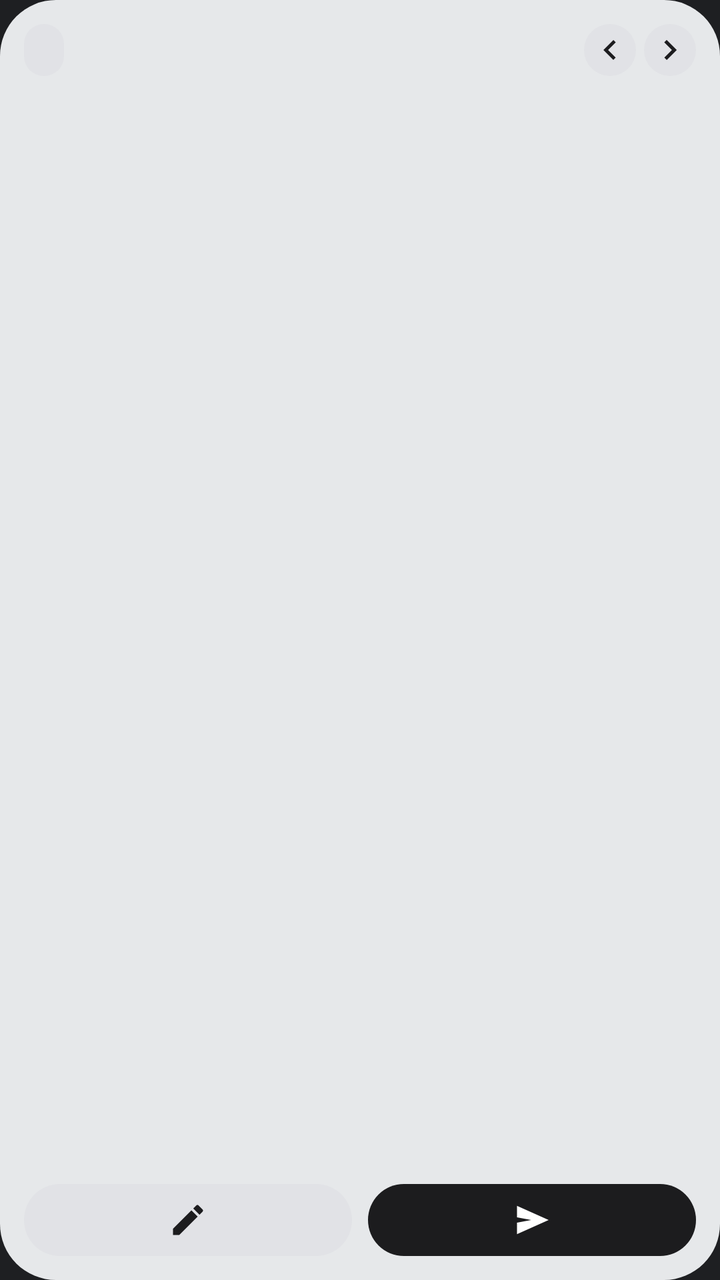
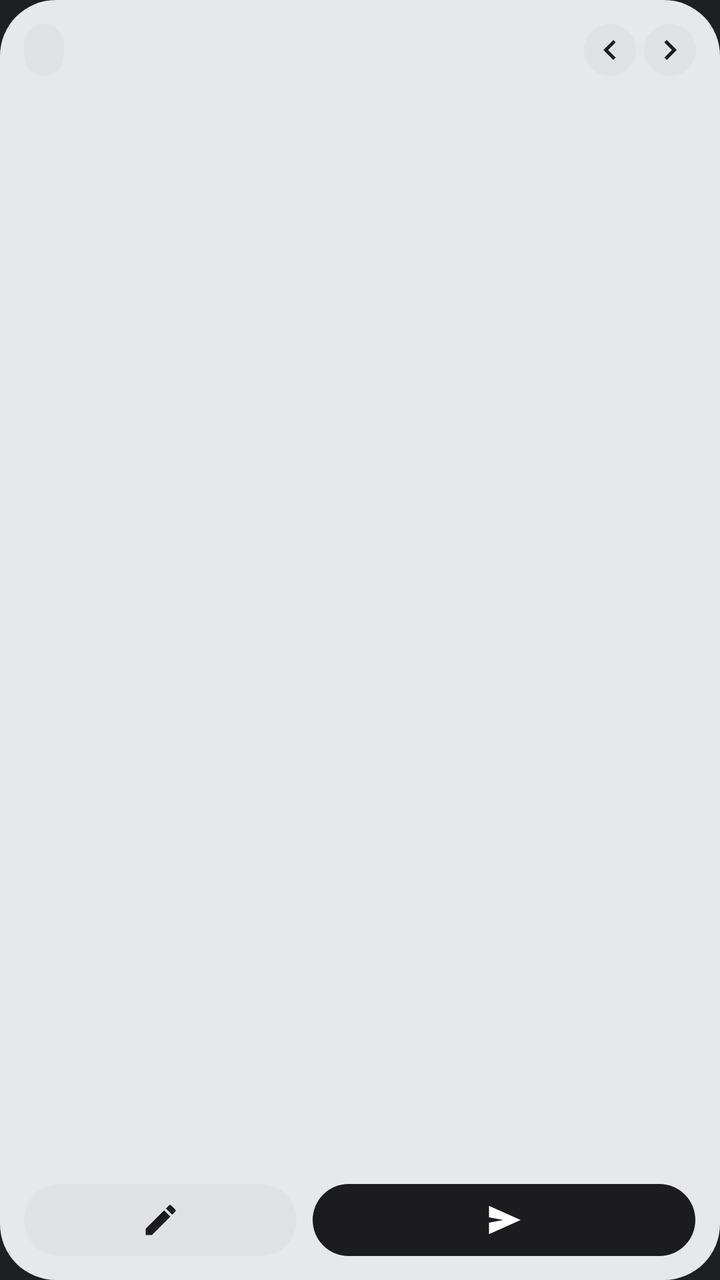

The first picture is an Android layout as it rendered before a commit; the second is the same layout after the commit. The layout source and the unified diff follow.
<!-- AndroidManifest.xml: application theme AppTheme -->
<!-- res/layout/widget_row.xml -->
<?xml version="1.0" encoding="utf-8"?>
<LinearLayout xmlns:android="http://schemas.android.com/apk/res/android"
    android:id="@android:id/background"
    android:layout_width="match_parent"
    android:layout_height="match_parent"
    android:background="@drawable/widget_bg"
    android:orientation="vertical"
    android:padding="12dp">

    <LinearLayout
        android:layout_width="match_parent"
        android:layout_height="wrap_content"
        android:gravity="center_vertical"
        android:orientation="horizontal">

        <TextView
            android:id="@+id/r_mode"
            android:layout_width="wrap_content"
            android:layout_height="26dp"
            android:background="@drawable/w_chip"
            android:gravity="center"
            android:paddingStart="10dp"
            android:paddingEnd="10dp"
            android:singleLine="true"
            android:textColor="@color/w_text"
            android:textSize="11sp" />

        <TextView
            android:id="@+id/r_pos"
            android:layout_width="0dp"
            android:layout_height="wrap_content"
            android:layout_weight="1"
            android:gravity="end"
            android:paddingEnd="6dp"
            android:singleLine="true"
            android:textColor="@color/w_sub"
            android:textSize="11sp" />

        <ImageView
            android:id="@+id/r_prev"
            android:layout_width="26dp"
            android:layout_height="26dp"
            android:background="@drawable/w_btn_soft"
            android:contentDescription="@string/widget_prev"
            android:padding="3dp"
            android:src="@drawable/ic_w_prev" />

        <ImageView
            android:id="@+id/r_next"
            android:layout_width="26dp"
            android:layout_height="26dp"
            android:layout_marginStart="4dp"
            android:background="@drawable/w_btn_soft"
            android:contentDescription="@string/widget_nextrow"
            android:padding="3dp"
            android:src="@drawable/ic_w_next" />
    </LinearLayout>

    <TextView
        android:id="@+id/r_src"
        android:layout_width="match_parent"
        android:layout_height="wrap_content"
        android:layout_marginTop="8dp"
        android:ellipsize="end"
        android:maxLines="4"
        android:textColor="@color/w_text"
        android:textSize="14sp"
        android:textStyle="bold" />

    <TextView
        android:id="@+id/r_tr"
        android:layout_width="match_parent"
        android:layout_height="0dp"
        android:layout_marginTop="4dp"
        android:layout_weight="1"
        android:ellipsize="end"
        android:maxLines="3"
        android:textColor="@color/w_sub"
        android:textSize="12sp" />

    <LinearLayout
        android:layout_width="match_parent"
        android:layout_height="wrap_content"
        android:orientation="horizontal">

        <ImageView
            android:id="@+id/r_edit"
            android:layout_width="0dp"
            android:layout_height="36dp"
            android:layout_weight="1"
            android:background="@drawable/w_pill_soft"
            android:contentDescription="@string/widget_type"
            android:padding="8dp"
            android:src="@drawable/ic_w_edit_l" />

        <ImageView
            android:id="@+id/r_send"
            android:layout_width="0dp"
            android:layout_height="36dp"
            android:layout_marginStart="8dp"
            android:layout_weight="1"
            android:background="@drawable/w_pill"
            android:contentDescription="@string/widget_send"
            android:padding="8dp"
            android:src="@drawable/ic_w_send" />
    </LinearLayout>
</LinearLayout>
<!-- resources referenced by this layout -->
<resources>
  <color name="w_sub">#6C6C72</color>
  <color name="w_text">#1C1C1E</color>
  <!-- drawable ic_w_edit_l (drawable) -->
  <?xml version="1.0" encoding="utf-8"?>
  <vector xmlns:android="http://schemas.android.com/apk/res/android"
      android:width="24dp" android:height="24dp" android:viewportWidth="24" android:viewportHeight="24">
      <path android:fillColor="@color/w_text" android:pathData="M3,17.25V21h3.75L17.81,9.94l-3.75,-3.75L3,17.25zM20.71,7.04a1,1 0,0 0,0 -1.41l-2.34,-2.34a1,1 0,0 0,-1.41 0l-1.83,1.83 3.75,3.75 1.83,-1.83z" />
  </vector>
  <!-- drawable ic_w_next (drawable) -->
  <?xml version="1.0" encoding="utf-8"?>
  <vector xmlns:android="http://schemas.android.com/apk/res/android"
      android:width="24dp" android:height="24dp" android:viewportWidth="24" android:viewportHeight="24">
      <path android:fillColor="@color/w_text" android:pathData="M8.59,16.59L13.17,12 8.59,7.41 10,6l6,6 -6,6z" />
  </vector>
  <!-- drawable ic_w_prev (drawable) -->
  <?xml version="1.0" encoding="utf-8"?>
  <vector xmlns:android="http://schemas.android.com/apk/res/android"
      android:width="24dp" android:height="24dp" android:viewportWidth="24" android:viewportHeight="24">
      <path android:fillColor="@color/w_text" android:pathData="M15.41,7.41L14,6l-6,6 6,6 1.41,-1.41L10.83,12z" />
  </vector>
  <!-- drawable ic_w_send (drawable) -->
  <?xml version="1.0" encoding="utf-8"?>
  <vector xmlns:android="http://schemas.android.com/apk/res/android"
      android:width="24dp" android:height="24dp" android:viewportWidth="24" android:viewportHeight="24">
      <path android:fillColor="@color/w_on_fill" android:pathData="M3,20.5v-6.9l8.5,-1.6 -8.5,-1.6V3.5l19,8.5z" />
  </vector>
  <!-- drawable w_btn_soft (drawable) -->
  <?xml version="1.0" encoding="utf-8"?>
  <shape xmlns:android="http://schemas.android.com/apk/res/android" android:shape="oval">
      <solid android:color="@color/w_surf" />
  </shape>
  <!-- drawable w_chip (drawable) -->
  <?xml version="1.0" encoding="utf-8"?>
  <shape xmlns:android="http://schemas.android.com/apk/res/android" android:shape="rectangle">
      <solid android:color="@color/w_surf" />
      <corners android:radius="16dp" />
  </shape>
  <!-- drawable w_pill (drawable) -->
  <?xml version="1.0" encoding="utf-8"?>
  <shape xmlns:android="http://schemas.android.com/apk/res/android" android:shape="rectangle">
      <solid android:color="@color/w_fill" />
      <corners android:radius="22dp" />
  </shape>
  <!-- drawable w_pill_soft (drawable) -->
  <?xml version="1.0" encoding="utf-8"?>
  <shape xmlns:android="http://schemas.android.com/apk/res/android" android:shape="rectangle">
      <solid android:color="@color/w_surf" />
      <corners android:radius="22dp" />
  </shape>
  <!-- drawable widget_bg (drawable) -->
  <?xml version="1.0" encoding="utf-8"?>
  <shape xmlns:android="http://schemas.android.com/apk/res/android" android:shape="rectangle">
      <solid android:color="@color/w_card" />
      <corners android:radius="@dimen/w_radius" />
  </shape>
  <string name="widget_nextrow">Далі</string>
  <string name="widget_prev">Назад</string>
  <string name="widget_send">Надіслати</string>
  <string name="widget_type">Писати</string>
  <style name="AppTheme" parent="@android:style/Theme.DeviceDefault.NoActionBar">
          <item name="android:windowBackground">@color/app_bg</item>
          <item name="android:statusBarColor">@color/app_panel</item>
          <item name="android:navigationBarColor">@color/app_panel</item>
      </style>
  <color name="w_on_fill">#FFFFFF</color>
  <color name="w_surf">#E1E2E6</color>
  <color name="w_fill">#1C1C1E</color>
  <color name="w_card">#F2F1F3F5</color>
  <dimen name="w_radius">28dp</dimen>
  <color name="app_bg">#1E1F22</color>
  <color name="app_panel">#232528</color>
</resources>

<!-- the commit's change to res/layout/widget_row.xml (unified diff, before → after) -->
@@ -64,7 +64,7 @@
         android:ellipsize="end"
         android:maxLines="4"
         android:textColor="@color/w_text"
-        android:textSize="14sp"
+        android:textSize="16sp"
         android:textStyle="bold" />
 
     <TextView
@@ -76,7 +76,8 @@
         android:ellipsize="end"
         android:maxLines="3"
         android:textColor="@color/w_sub"
-        android:textSize="12sp" />
+        android:textSize="12sp"
+        android:textStyle="italic" />
 
     <LinearLayout
         android:layout_width="match_parent"
@@ -98,7 +99,7 @@
             android:layout_width="0dp"
             android:layout_height="36dp"
             android:layout_marginStart="8dp"
-            android:layout_weight="1"
+            android:layout_weight="1.4"
             android:background="@drawable/w_pill"
             android:contentDescription="@string/widget_send"
             android:padding="8dp"
